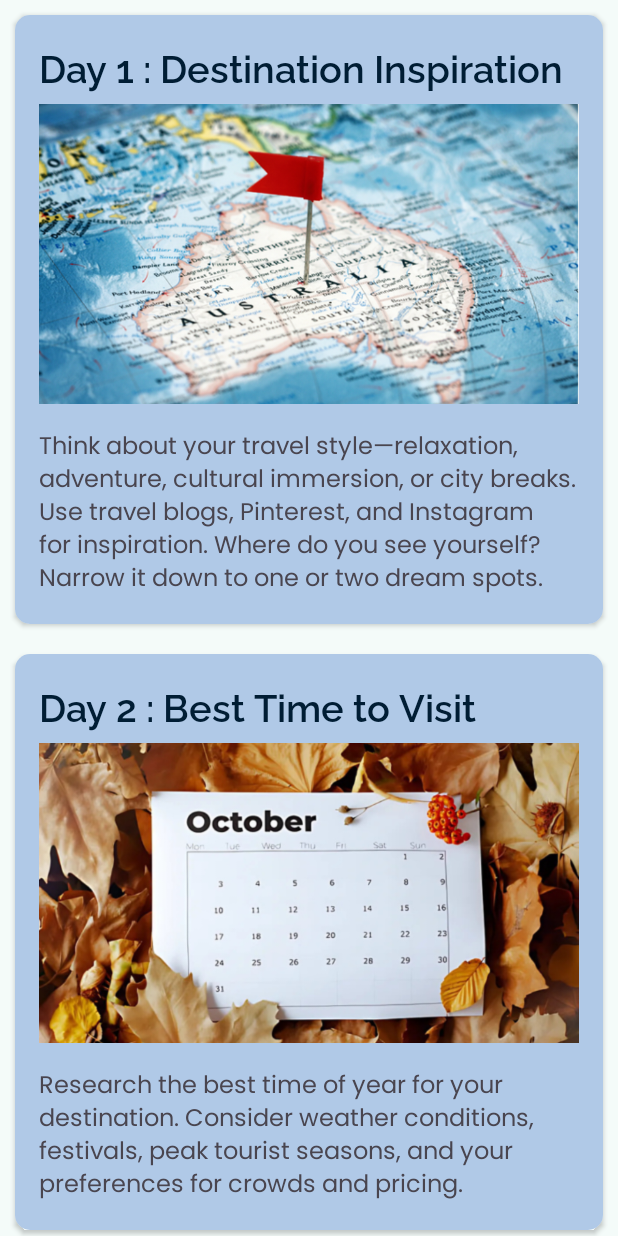
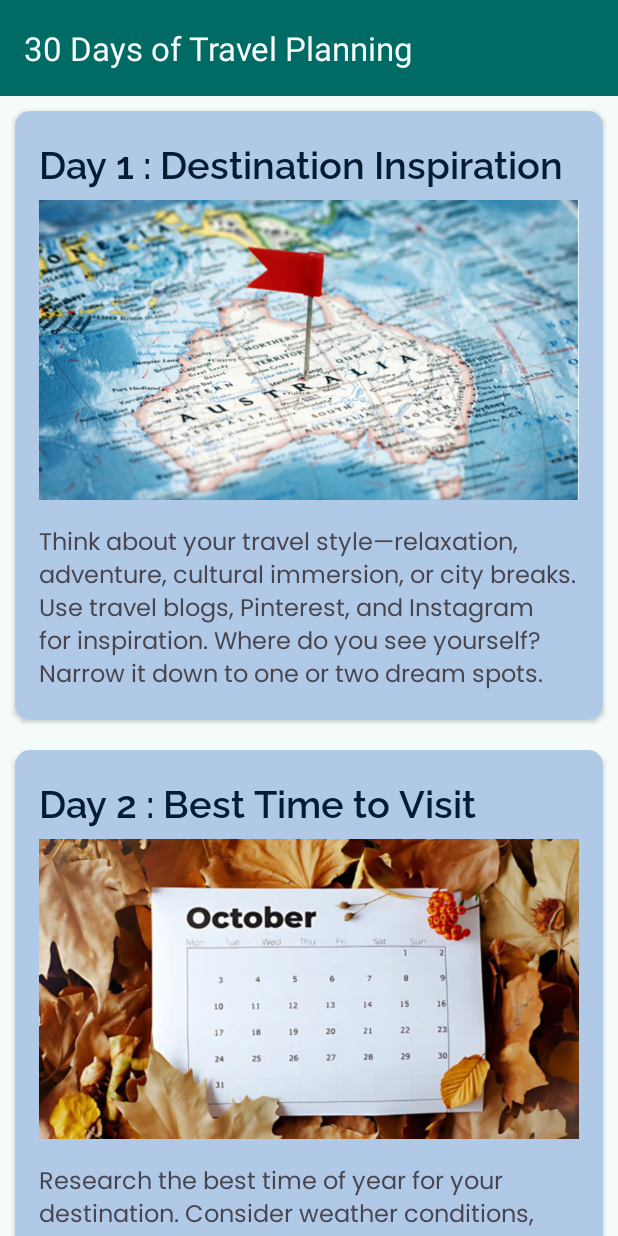
Before and after one commit to ayluhhh/cc17-3f-nievaamm-act6, an Android app: the screen it shows after launch (MainActivity), on a phone screen of 412 x 824 dp. Run offline under Robolectric (Android 15) with nearby library versions, the phone set to English and light mode, and no system bars.

Commit message:
added actionbar

```diff
--- a/app/build.gradle.kts
+++ b/app/build.gradle.kts
@@ -45,4 +45,5 @@ dependencies {
     testImplementation(libs.junit)
     androidTestImplementation(libs.androidx.junit)
     androidTestImplementation(libs.androidx.espresso.core)
+    implementation (libs.androidx.appcompat)
 }
--- a/app/src/main/java/com/example/a30daystips/MainActivity.kt
+++ b/app/src/main/java/com/example/a30daystips/MainActivity.kt
@@ -6,12 +6,14 @@ import androidx.recyclerview.widget.LinearLayoutManager
 import androidx.recyclerview.widget.RecyclerView
 import com.example.a30daystips.Tip
 import com.example.a30daystips.TipAdapter
+import androidx.appcompat.widget.Toolbar
 
 class MainActivity : AppCompatActivity() {
     override fun onCreate(savedInstanceState: Bundle?) {
         super.onCreate(savedInstanceState)
         setContentView(R.layout.activity_main)
-
+        val toolbar: Toolbar = findViewById(R.id.toolbar)
+        setSupportActionBar(toolbar)
 
         val recyclerView = findViewById<RecyclerView>(R.id.recyclerView)
         recyclerView.layoutManager = LinearLayoutManager(this)
--- a/app/src/main/res/layout/activity_main.xml
+++ b/app/src/main/res/layout/activity_main.xml
@@ -7,13 +7,26 @@
     android:layout_height="match_parent"
     tools:context=".MainActivity">
 
+    <!-- Toolbar at the top -->
+    <androidx.appcompat.widget.Toolbar
+        android:id="@+id/toolbar"
+        android:layout_width="0dp"
+        android:layout_height="?attr/actionBarSize"
+        android:background="?attr/colorPrimary"
+        app:layout_constraintEnd_toEndOf="parent"
+        app:layout_constraintStart_toStartOf="parent"
+        app:layout_constraintTop_toTopOf="parent"
+        app:title="30 Days of Travel Planning"
+        app:titleTextColor="@color/md_theme_onPrimary" />
 
+    <!-- RecyclerView positioned below the Toolbar -->
     <androidx.recyclerview.widget.RecyclerView
         android:id="@+id/recyclerView"
         android:layout_width="0dp"
         android:layout_height="0dp"
+        app:layout_constraintTop_toBottomOf="@id/toolbar"
         app:layout_constraintStart_toStartOf="parent"
         app:layout_constraintEnd_toEndOf="parent"
-        app:layout_constraintTop_toTopOf="parent"
-        app:layout_constraintBottom_toBottomOf="parent"/>
+        app:layout_constraintBottom_toBottomOf="parent" />
+
 </androidx.constraintlayout.widget.ConstraintLayout>
--- a/app/src/main/res/values/colors.xml
+++ b/app/src/main/res/values/colors.xml
@@ -1,6 +1,6 @@
 <resources>
     <color name="md_theme_primary">#006A65</color>
-    <color name="md_theme_onPrimary">#FFFFFF</color>
+    <color name="md_theme_onPrimary">#F4FBF9</color>
     <color name="md_theme_primaryContainer">#9DF2EA</color>
     <color name="md_theme_onPrimaryContainer">#00201E</color>
     <color name="md_theme_secondary">#4A6361</color>
```
